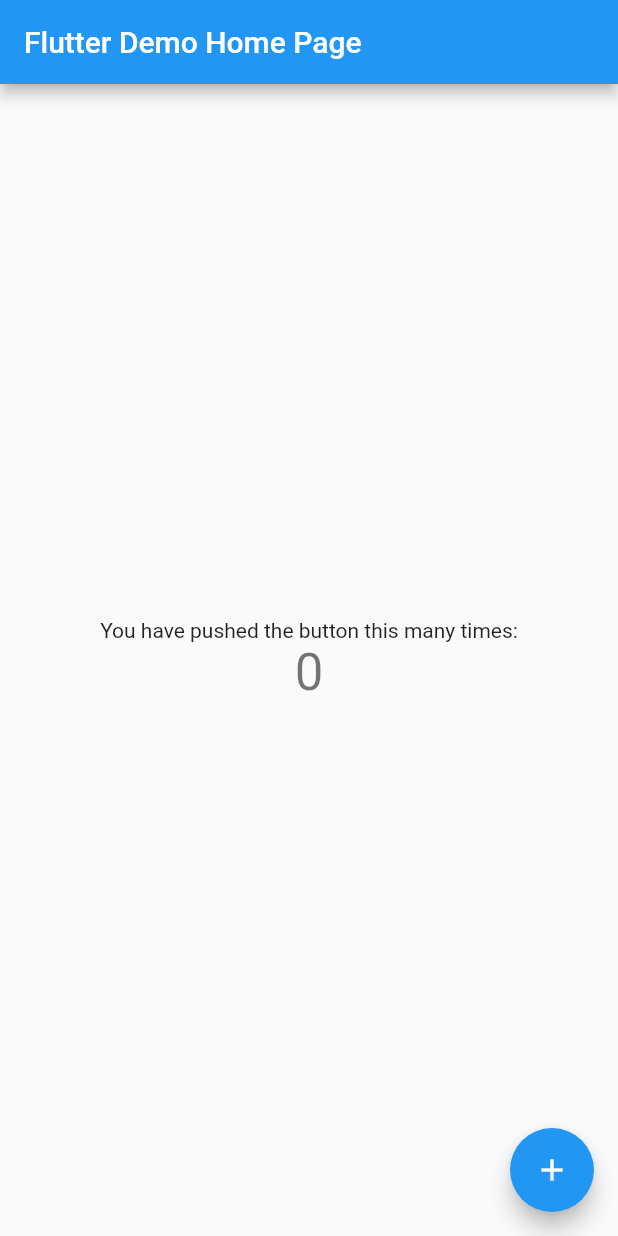
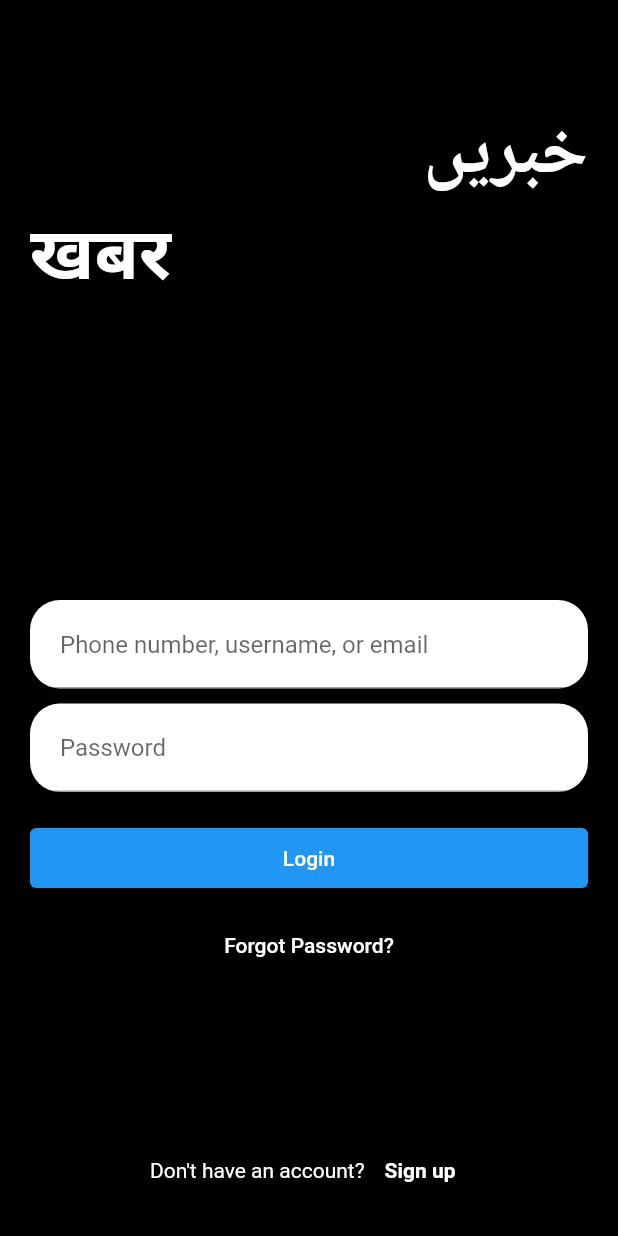
Before and after one commit to Zackroy/Khabar, a Flutter app: the screen it shows after launch, on a phone screen of 412 x 824 dp. Run offline on Flutter 3.47's test engine with Material 2 defaults, Android fonts, the phone set to English and light mode, and no system bars.

Commit message:
Added login page

```diff
--- /dev/null
+++ b/lib/login.dart
@@ -0,0 +1,133 @@
+import 'package:flutter/material.dart';
+
+class LoginApp extends StatelessWidget {
+  @override
+  Widget build(BuildContext context) {
+    return MaterialApp(
+      title: 'Login Page',
+      theme: ThemeData(
+        primarySwatch: Colors.blue,
+      ),
+      home: LoginPage(),
+    );
+  }
+}
+
+class LoginPage extends StatelessWidget {
+  @override
+  Widget build(BuildContext context) {
+    return Scaffold(
+      backgroundColor: Colors.black,
+      body: Padding(
+        padding: EdgeInsets.all(20.0),
+        child: Column(
+          crossAxisAlignment: CrossAxisAlignment.stretch,
+          children: [
+            SizedBox(height: 50.0),
+            Align(
+              alignment: Alignment.centerRight,
+              child: Text(
+                'خبریں',
+                style: TextStyle(
+                  fontSize: 48.0,
+                  fontWeight: FontWeight.bold,
+                  color: Colors.white,
+                ),
+              ),
+            ),
+            Text(
+              'खबर',
+              style: TextStyle(
+                fontSize: 48.0,
+                fontWeight: FontWeight.bold,
+                color: Colors.white,
+              ),
+            ),
+            SizedBox(height: 200.0),
+            Center(
+              child: Column(
+                children: [
+                  Container(
+                    decoration: BoxDecoration(
+                      borderRadius: BorderRadius.circular(20),
+                      color: Colors.white,
+                    ),
+                    child: TextFormField(
+                      decoration: InputDecoration(
+                        contentPadding: EdgeInsets.all(20.0),
+                        focusedBorder: OutlineInputBorder(
+                          borderSide: BorderSide(color: Colors.transparent),
+                          borderRadius: BorderRadius.circular(10.0),
+                        ),
+                        hintText: 'Phone number, username, or email',
+                      ),
+                      style: TextStyle(color: Colors.white),
+                    ),
+                  ),
+                  SizedBox(height: 10.0),
+                  Container(
+                    decoration: BoxDecoration(
+                      borderRadius: BorderRadius.circular(20),
+                      color: Colors.white,
+                    ),
+                    child: TextFormField(
+                      decoration: InputDecoration(
+                        contentPadding: EdgeInsets.all(20.0),
+                        focusedBorder: OutlineInputBorder(
+                          borderSide: BorderSide(color: Colors.transparent),
+                          borderRadius: BorderRadius.circular(10.0),
+                        ),
+                        hintText: 'Password',
+                      ),
+                      obscureText: true,
+                      style: TextStyle(color: Colors.white),
+                    ),
+                  ),
+                  SizedBox(height: 20.0),
+                  Container(
+                    child: ElevatedButton(
+                      onPressed: () {},
+                      child: Text('Login'),
+                      style: ElevatedButton.styleFrom(
+                        minimumSize: Size(double.infinity, 40.0),
+                      ),
+                    ),
+                  ),
+                  SizedBox(height: 10.0),
+                  TextButton(
+                    onPressed: () {},
+                    child: Text(
+                      'Forgot Password?',
+                      style: TextStyle(color: Colors.white),
+                    ),
+                  ),
+                ],
+              ),
+            ),
+            Spacer(),
+            Row(
+              mainAxisAlignment: MainAxisAlignment.center,
+              children: [
+                Text(
+                  "Don't have an account?",
+                  style: TextStyle(color: Colors.white),
+                ),
+                SizedBox(width: 5.0),
+                TextButton(
+                  onPressed: () {},
+                  child: Text(
+                    'Sign up',
+                    style: TextStyle(
+                      color: Colors.white,
+                      fontWeight: FontWeight.bold,
+                    ),
+                  ),
+                ),
+              ],
+            ),
+          ],
+        ),
+      ),
+    );
+  }
+}
--- a/lib/main.dart
+++ b/lib/main.dart
@@ -1,115 +1,5 @@
 import 'package:flutter/material.dart';
-
+import 'login.dart';
 void main() {
-  runApp(const MyApp());
+  runApp(LoginApp());
 }
-
-class MyApp extends StatelessWidget {
-  const MyApp({super.key});
-
-  // This widget is the root of your application.
-  @override
-  Widget build(BuildContext context) {
-    return MaterialApp(
-      title: 'Flutter Demo',
-      theme: ThemeData(
-        // This is the theme of your application.
-        //
-        // Try running your application with "flutter run". You'll see the
-        // application has a blue toolbar. Then, without quitting the app, try
-        // changing the primarySwatch below to Colors.green and then invoke
-        // "hot reload" (press "r" in the console where you ran "flutter run",
-        // or simply save your changes to "hot reload" in a Flutter IDE).
-        // Notice that the counter didn't reset back to zero; the application
-        // is not restarted.
-        primarySwatch: Colors.blue,
-      ),
-      home: const MyHomePage(title: 'Flutter Demo Home Page'),
-    );
-  }
-}
-
-class MyHomePage extends StatefulWidget {
-  const MyHomePage({super.key, required this.title});
-
-  // This widget is the home page of your application. It is stateful, meaning
-  // that it has a State object (defined below) that contains fields that affect
-  // how it looks.
-
-  // This class is the configuration for the state. It holds the values (in this
-  // case the title) provided by the parent (in this case the App widget) and
-  // used by the build method of the State. Fields in a Widget subclass are
-  // always marked "final".
-
-  final String title;
-
-  @override
-  State<MyHomePage> createState() => _MyHomePageState();
-}
-
-class _MyHomePageState extends State<MyHomePage> {
-  int _counter = 0;
-
-  void _incrementCounter() {
-    setState(() {
-      // This call to setState tells the Flutter framework that something has
-      // changed in this State, which causes it to rerun the build method below
-      // so that the display can reflect the updated values. If we changed
-      // _counter without calling setState(), then the build method would not be
-      // called again, and so nothing would appear to happen.
-      _counter++;
-    });
-  }
-
-  @override
-  Widget build(BuildContext context) {
-    // This method is rerun every time setState is called, for instance as done
-    // by the _incrementCounter method above.
-    //
-    // The Flutter framework has been optimized to make rerunning build methods
-    // fast, so that you can just rebuild anything that needs updating rather
-    // than having to individually change instances of widgets.
-    return Scaffold(
-      appBar: AppBar(
-        // Here we take the value from the MyHomePage object that was created by
-        // the App.build method, and use it to set our appbar title.
-        title: Text(widget.title),
-      ),
-      body: Center(
-        // Center is a layout widget. It takes a single child and positions it
-        // in the middle of the parent.
-        child: Column(
-          // Column is also a layout widget. It takes a list of children and
-          // arranges them vertically. By default, it sizes itself to fit its
-          // children horizontally, and tries to be as tall as its parent.
-          //
-          // Invoke "debug painting" (press "p" in the console, choose the
-          // "Toggle Debug Paint" action from the Flutter Inspector in Android
-          // Studio, or the "Toggle Debug Paint" command in Visual Studio Code)
-          // to see the wireframe for each widget.
-          //
-          // Column has various properties to control how it sizes itself and
-          // how it positions its children. Here we use mainAxisAlignment to
-          // center the children vertically; the main axis here is the vertical
-          // axis because Columns are vertical (the cross axis would be
-          // horizontal).
-          mainAxisAlignment: MainAxisAlignment.center,
-          children: <Widget>[
-            const Text(
-              'You have pushed the button this many times:',
-            ),
-            Text(
-              '$_counter',
-              style: Theme.of(context).textTheme.headlineMedium,
-            ),
-          ],
-        ),
-      ),
-      floatingActionButton: FloatingActionButton(
-        onPressed: _incrementCounter,
-        tooltip: 'Increment',
-        child: const Icon(Icons.add),
-      ), // This trailing comma makes auto-formatting nicer for build methods.
-    );
-  }
-}
```
Also changed, not shown: pubspec.lock, 1 other file.
